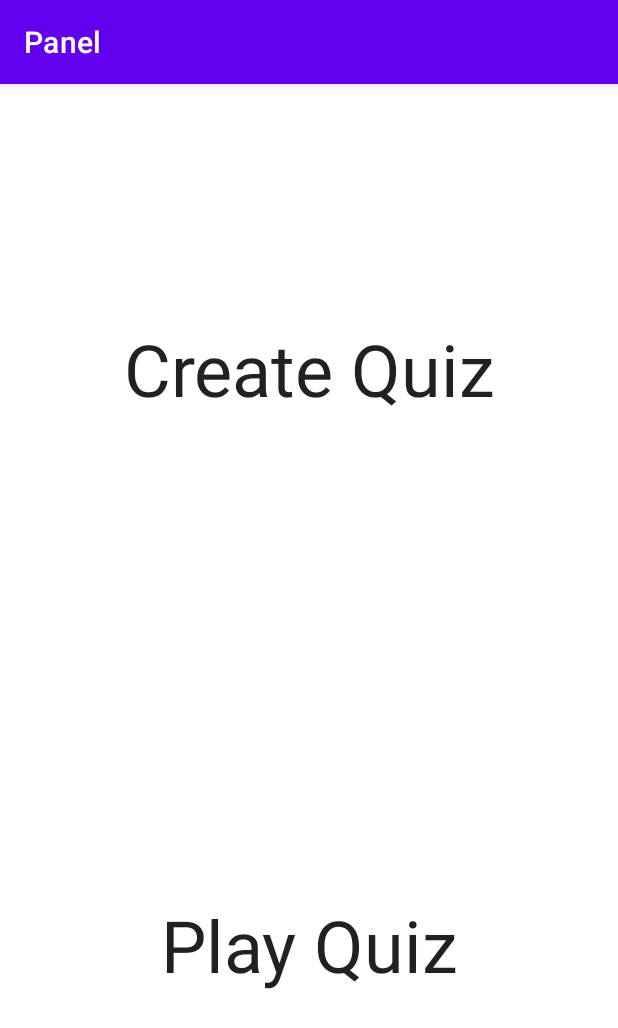
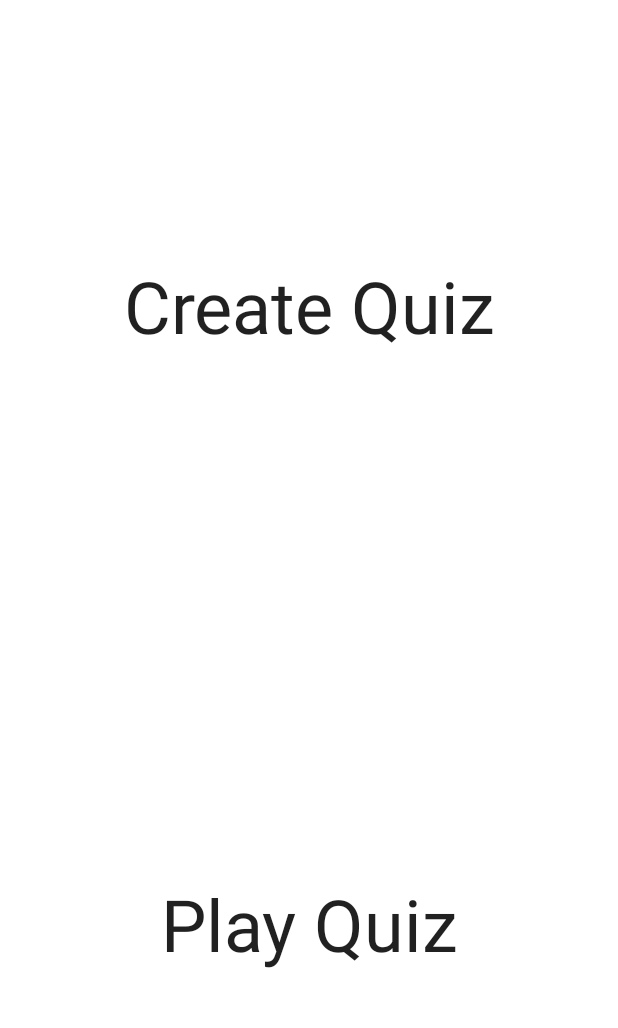
Before and after one commit to sanskar10100/Panel, an Android app built with Jetpack Compose: the screen it shows after launch (MainActivity), on a phone screen of 412 x 824 dp. Shown: the top 1028 px of the screen. Run offline under Robolectric (Android 15) with nearby library versions, the phone set to English and light mode, and no system bars.

Commit message:
Fix themes

```diff
--- a/app/src/main/java/dev/sanskar/panel/ui/HomeFragment.kt
+++ b/app/src/main/java/dev/sanskar/panel/ui/HomeFragment.kt
@@ -27,7 +27,7 @@ class HomeFragment : Fragment() {
         inflater: LayoutInflater,
         container: ViewGroup?,
         savedInstanceState: Bundle?,
-    ): View? {
+    ): View {
         return ComposeView(requireContext()).apply {
             setViewCompositionStrategy(ViewCompositionStrategy.DisposeOnViewTreeLifecycleDestroyed)
             setContent {
--- a/app/src/main/res/values-night/themes.xml
+++ /dev/null
@@ -1,16 +0,0 @@
-<resources xmlns:tools="http://schemas.android.com/tools">
-    <!-- Base application theme. -->
-    <style name="Theme.Panel" parent="Theme.MaterialComponents.DayNight.DarkActionBar">
-        <!-- Primary brand color. -->
-        <item name="colorPrimary">@color/purple_200</item>
-        <item name="colorPrimaryVariant">@color/purple_700</item>
-        <item name="colorOnPrimary">@color/black</item>
-        <!-- Secondary brand color. -->
-        <item name="colorSecondary">@color/teal_200</item>
-        <item name="colorSecondaryVariant">@color/teal_200</item>
-        <item name="colorOnSecondary">@color/black</item>
-        <!-- Status bar color. -->
-        <item name="android:statusBarColor" tools:targetApi="l">?attr/colorPrimaryVariant</item>
-        <!-- Customize your theme here. -->
-    </style>
-</resources>
--- a/app/src/main/res/values/themes.xml
+++ b/app/src/main/res/values/themes.xml
@@ -1,16 +1,3 @@
-<resources xmlns:tools="http://schemas.android.com/tools">
-    <!-- Base application theme. -->
-    <style name="Theme.Panel" parent="Theme.MaterialComponents.DayNight.DarkActionBar">
-        <!-- Primary brand color. -->
-        <item name="colorPrimary">@color/purple_500</item>
-        <item name="colorPrimaryVariant">@color/purple_700</item>
-        <item name="colorOnPrimary">@color/white</item>
-        <!-- Secondary brand color. -->
-        <item name="colorSecondary">@color/teal_200</item>
-        <item name="colorSecondaryVariant">@color/teal_700</item>
-        <item name="colorOnSecondary">@color/black</item>
-        <!-- Status bar color. -->
-        <item name="android:statusBarColor" tools:targetApi="l">?attr/colorPrimaryVariant</item>
-        <!-- Customize your theme here. -->
-    </style>
+<resources>
+    <style name="Theme.Panel" parent="Theme.MaterialComponents.Light.NoActionBar" />
 </resources>
```
